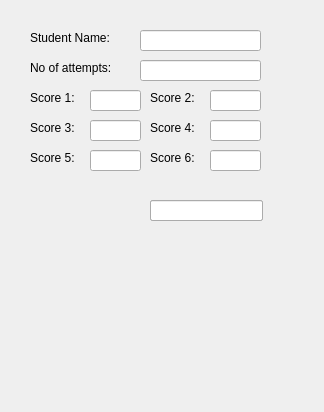
Before: the Qt Designer form formbuild.ui in rylandcrowder/CS2-project1, drawn with Qt 5.
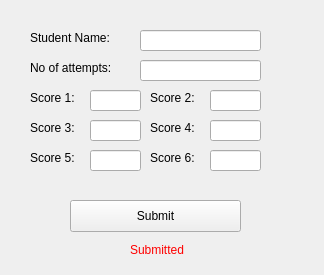
After: the same form once the commit is applied.

The edit to the form file:
```diff
--- a/formbuild.ui
+++ b/formbuild.ui
@@ -7,13 +7,16 @@
     <x>0</x>
     <y>0</y>
     <width>324</width>
-    <height>412</height>
+    <height>275</height>
    </rect>
   </property>
   <property name="windowTitle">
    <string>Form</string>
   </property>
-  <widget class="QLineEdit" name="lineEdit">
+  <property name="styleSheet">
+   <string notr="true"/>
+  </property>
+  <widget class="QLineEdit" name="name_input">
    <property name="geometry">
     <rect>
      <x>140</x>
@@ -95,27 +98,7 @@
     </rect>
    </property>
   </widget>
-  <widget class="QLineEdit" name="lineEdit_8">
-   <property name="geometry">
-    <rect>
-     <x>150</x>
-     <y>200</y>
-     <width>113</width>
-     <height>21</height>
-    </rect>
-   </property>
-  </widget>
-  <widget class="QLineEdit" name="lineEdit_9">
-   <property name="geometry">
-    <rect>
-     <x>150</x>
-     <y>200</y>
-     <width>113</width>
-     <height>21</height>
-    </rect>
-   </property>
-  </widget>
-  <widget class="QLineEdit" name="lineEdit_10">
+  <widget class="QLineEdit" name="score2_input">
    <property name="geometry">
     <rect>
      <x>210</x>
@@ -217,6 +200,35 @@
     </rect>
    </property>
   </widget>
+  <widget class="QLabel" name="output_label">
+   <property name="geometry">
+    <rect>
+     <x>130</x>
+     <y>240</y>
+     <width>71</width>
+     <height>20</height>
+    </rect>
+   </property>
+   <property name="styleSheet">
+    <string notr="true">QLabel { color: red }</string>
+   </property>
+   <property name="text">
+    <string>Submitted</string>
+   </property>
+  </widget>
+  <widget class="QPushButton" name="submit_button">
+   <property name="geometry">
+    <rect>
+     <x>70</x>
+     <y>200</y>
+     <width>171</width>
+     <height>32</height>
+    </rect>
+   </property>
+   <property name="text">
+    <string>Submit</string>
+   </property>
+  </widget>
  </widget>
  <resources/>
  <connections/>
```
Left out of the diff: 28 changed lines with no effect on the pictures.
